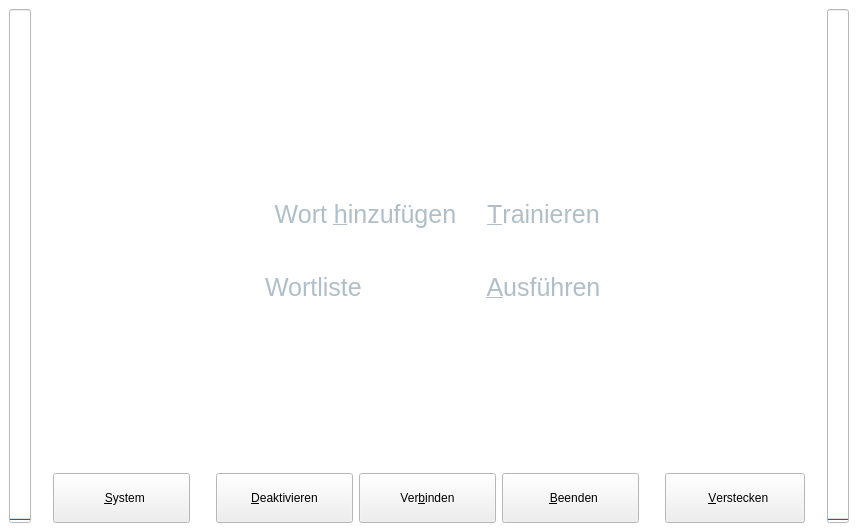
Qt form ui/main.ui (KDE/simon) before a commit.
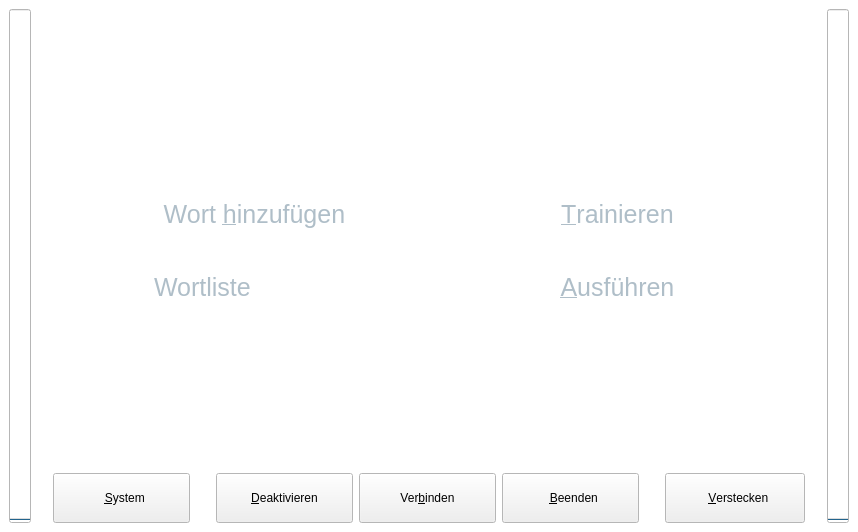
The same form after that commit. Icons and pictures are not drawn.

Diff of the .ui file:
```diff
--- a/ui/main.ui
+++ b/ui/main.ui
@@ -195,6 +195,9 @@
           <property name="orientation" >
            <enum>Qt::Horizontal</enum>
           </property>
+          <property name="sizeType" >
+           <enum>QSizePolicy::Fixed</enum>
+          </property>
           <property name="sizeHint" >
            <size>
             <width>16</width>
@@ -669,6 +672,9 @@
           <property name="orientation" >
            <enum>Qt::Horizontal</enum>
           </property>
+          <property name="sizeType" >
+           <enum>QSizePolicy::Fixed</enum>
+          </property>
           <property name="sizeHint" >
            <size>
             <width>16</width>
```
